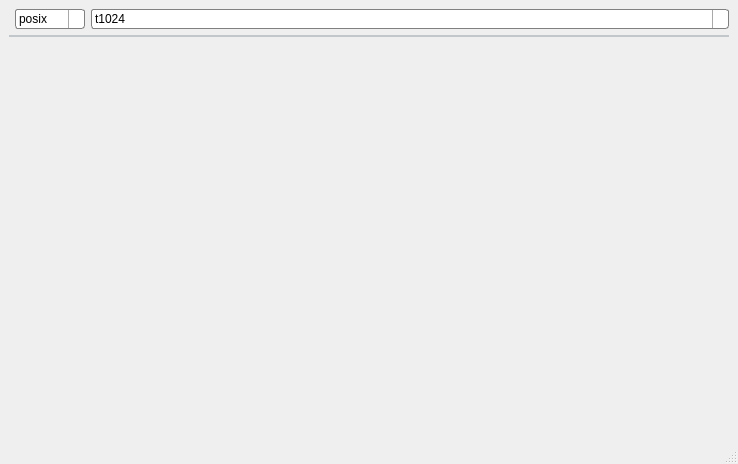
Old version of the form GzIS_Error/UIs/GzIs_error_main.ui in the repository yasinkya/pyqt5-knownerrorviewer.
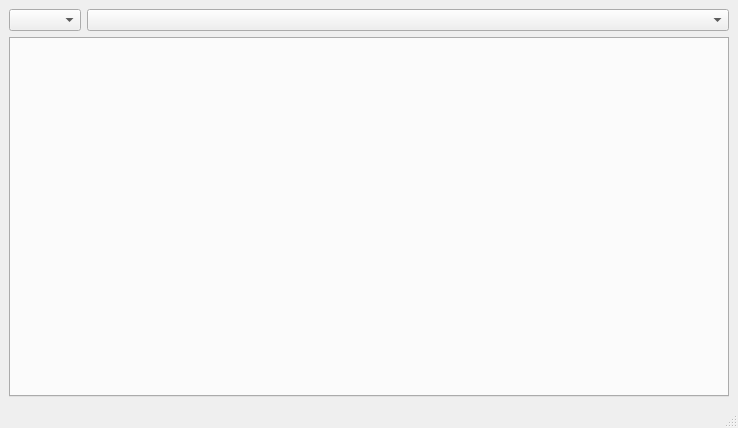
New version of the form. Icons and pictures are not drawn.

Commit message: gzis main window

What changed in the file:
```diff
--- a/GzIS_Error/UIs/GzIs_error_main.ui
+++ b/GzIS_Error/UIs/GzIs_error_main.ui
@@ -6,8 +6,8 @@
    <rect>
     <x>0</x>
     <y>0</y>
-    <width>738</width>
-    <height>464</height>
+    <width>592</width>
+    <height>388</height>
    </rect>
   </property>
   <property name="windowTitle">
@@ -15,271 +15,32 @@
   </property>
   <widget class="QWidget" name="centralwidget">
    <layout class="QGridLayout" name="gridLayout">
-    <item row="1" column="0" colspan="3">
-     <widget class="QTabWidget" name="twidget_main">
+    <item row="0" column="1">
+     <widget class="QComboBox" name="comboBox_2"/>
+    </item>
+    <item row="0" column="0">
+     <widget class="QComboBox" name="comboBox">
+      <property name="sizePolicy">
+       <sizepolicy hsizetype="Fixed" vsizetype="Fixed">
+        <horstretch>0</horstretch>
+        <verstretch>0</verstretch>
+       </sizepolicy>
+      </property>
+     </widget>
+    </item>
+    <item row="1" column="0" colspan="2">
+     <widget class="QTabWidget" name="tabWidget">
       <property name="minimumSize">
        <size>
         <width>720</width>
         <height>360</height>
        </size>
       </property>
-      <property name="styleSheet">
-       <string notr="true">QTabWidget::pane { /* The tab widget frame */
-    border-top: 2px solid #C2C7CB;
-}
-
-QTabWidget::tab-bar {
-    left: 5px; /* move to the right by 5px */
-}
-
-/* Style the tab using the tab sub-control. Note that
-    it reads QTabBar _not_ QTabWidget */
-QTabBar::tab {
-    background: qlineargradient(x1: 0, y1: 0, x2: 0, y2: 1,
-                                stop: 0 #E1E1E1, stop: 0.4 #DDDDDD,
-                                stop: 0.5 #D8D8D8, stop: 1.0 #D3D3D3);
-    border: 2px solid #C4C4C3;
-    border-bottom-color: #C2C7CB; /* same as the pane color */
-    border-top-left-radius: 4px;
-    border-top-right-radius: 4px;
-    margin-left: 1px;
-    min-width: 8ex;
-    padding: 2px;
-}
-
-QTabBar::tab:selected, QTabBar::tab:hover {
-    background: qlineargradient(x1: 0, y1: 0, x2: 0, y2: 1,
-                                stop: 0 #fafafa, stop: 0.4 #f4f4f4,
-                                stop: 0.5 #e7e7e7, stop: 1.0 #fafafa);
-}
-
-QTabBar::tab:selected {
-    border-color: #9B9B9B;
-    border-bottom-color: #C2C7CB; /* same as pane color */
-}
-
-QTabBar::tab:!selected {
-    margin-top: 2px; /* make non-selected tabs look smaller */
-}
-
-/* make use of negative margins for overlapping tabs */
-QTabBar::tab:selected {
-    /* expand/overlap to the left and right by 4px */
-    margin-left: -4px;
-    margin-right: -4px;
-}
-
-QTabBar::tab:first:selected {
-    margin-left: 0; /* the first selected tab has nothing to overlap with on the left */
-}
-
-QTabBar::tab:last:selected {
-    margin-right: 0; /* the last selected tab has nothing to overlap with on the right */
-}
-
-QTabBar::tab:only-one {
-    margin: 0; /* if there is only one tab, we don't want overlapping margins */
-}
-
-QTabBar::tab:selected {
-    border-color: #9B9B9B;
-    border-bottom-color: #C2C7CB; /* same as pane color */
-}
-QTabBar::close-button {
-    image: url(close.png)
-    subcontrol-position: left;
-}
-QTabBar::close-button:hover {
-    image: url(close-hover.png)
-}
-QTabBar::tear {
-    image: url(tear_indicator.png);
-}
-
-QTabBar::scroller { /* the width of the scroll buttons */
-    width: 20px;
-}
-
-QTabBar QToolButton { /* the scroll buttons are tool buttons */
-    border-image: url(scrollbutton.png) 2;
-    border-width: 2px;
-}
-
-QTabBar QToolButton::right-arrow { /* the arrow mark in the tool buttons */
-    image: url(rightarrow.png);
-}
-
-QTabBar QToolButton::left-arrow {
-    image: url(leftarrow.png);
-}</string>
-      </property>
       <property name="currentIndex">
        <number>-1</number>
       </property>
      </widget>
     </item>
-    <item row="0" column="1">
-     <widget class="QComboBox" name="cbx_ers">
-      <property name="sizePolicy">
-       <sizepolicy hsizetype="Fixed" vsizetype="Fixed">
-        <horstretch>0</horstretch>
-        <verstretch>0</verstretch>
-       </sizepolicy>
-      </property>
-      <property name="maximumSize">
-       <size>
-        <width>16777215</width>
-        <height>16777215</height>
-       </size>
-      </property>
-      <property name="styleSheet">
-       <string notr="true">QComboBox {
-    border: 1px solid gray;
-    border-radius: 3px;
-    padding: 1px 18px 1px 3px;
-    min-width: 6em;
-}
-
-QComboBox:editable {
-    background: white;
-}
-
-QComboBox:!editable, QComboBox::drop-down:editable {
-     background: qlineargradient(x1: 0, y1: 0, x2: 0, y2: 1,
-                                 stop: 0 #E1E1E1, stop: 0.4 #DDDDDD,
-                                 stop: 0.5 #D8D8D8, stop: 1.0 #D3D3D3);
-}
-
-/* QComboBox gets the &quot;on&quot; state when the popup is open */
-QComboBox:!editable:on, QComboBox::drop-down:editable:on {
-    background: qlineargradient(x1: 0, y1: 0, x2: 0, y2: 1,
-                                stop: 0 #D3D3D3, stop: 0.4 #D8D8D8,
-                                stop: 0.5 #DDDDDD, stop: 1.0 #E1E1E1);
-}
-
-QComboBox:on { /* shift the text when the popup opens */
-    padding-top: 3px;
-    padding-left: 4px;
-}
-
-QComboBox::drop-down {
-    subcontrol-origin: padding;
-    subcontrol-position: top right;
-    width: 15px;
-
-    border-left-width: 1px;
-    border-left-color: darkgray;
-    border-left-style: solid; /* just a single line */
-    border-top-right-radius: 3px; /* same radius as the QComboBox */
-    border-bottom-right-radius: 3px;
-}
-
-QComboBox::down-arrow {
-    image: url(/home/yaska/Desktop/qtdesigner-uis/pngs);
-}
-
-QComboBox::down-arrow:on { /* shift the arrow when popup is open */
-    top: 10px;
-    left: 10px;
-}
-QComboBox QAbstractItemView {
-    border: 2px solid darkgray;
-    selection-background-color: lightgray;
-}</string>
-      </property>
-      <item>
-       <property name="text">
-        <string>posix</string>
-       </property>
-      </item>
-      <item>
-       <property name="text">
-        <string>airnc</string>
-       </property>
-      </item>
-     </widget>
-    </item>
-    <item row="0" column="2">
-     <widget class="QComboBox" name="cbx_paths">
-      <property name="sizePolicy">
-       <sizepolicy hsizetype="Expanding" vsizetype="Fixed">
-        <horstretch>0</horstretch>
-        <verstretch>0</verstretch>
-       </sizepolicy>
-      </property>
-      <property name="minimumSize">
-       <size>
-        <width>360</width>
-        <height>0</height>
-       </size>
-      </property>
-      <property name="styleSheet">
-       <string notr="true">QComboBox {
-    border: 1px solid gray;
-    border-radius: 3px;
-    padding: 1px 18px 1px 3px;
-    min-width: 6em;
-}
-
-QComboBox:editable {
-    background: white;
-}
-
-QComboBox:!editable, QComboBox::drop-down:editable {
-     background: qlineargradient(x1: 0, y1: 0, x2: 0, y2: 1,
-                                 stop: 0 #E1E1E1, stop: 0.4 #DDDDDD,
-                                 stop: 0.5 #D8D8D8, stop: 1.0 #D3D3D3);
-}
-
-/* QComboBox gets the &quot;on&quot; state when the popup is open */
-QComboBox:!editable:on, QComboBox::drop-down:editable:on {
-    background: qlineargradient(x1: 0, y1: 0, x2: 0, y2: 1,
-                                stop: 0 #D3D3D3, stop: 0.4 #D8D8D8,
-                                stop: 0.5 #DDDDDD, stop: 1.0 #E1E1E1);
-}
-
-QComboBox:on { /* shift the text when the popup opens */
-    padding-top: 3px;
-    padding-left: 4px;
-}
-
-QComboBox::drop-down {
-    subcontrol-origin: padding;
-    subcontrol-position: top right;
-    width: 15px;
-
-    border-left-width: 1px;
-    border-left-color: darkgray;
-    border-left-style: solid; /* just a single line */
-    border-top-right-radius: 3px; /* same radius as the QComboBox */
-    border-bottom-right-radius: 3px;
-}
-
-QComboBox::down-arrow {
-    image: url(/home/yaska/Desktop/qtdesigner-uis/pngs);
-}
-
-QComboBox::down-arrow:on { /* shift the arrow when popup is open */
-    top: 10px;
-    left: 10px;
-}
-QComboBox QAbstractItemView {
-    border: 2px solid darkgray;
-    selection-background-color: lightgray;
-}</string>
-      </property>
-      <item>
-       <property name="text">
-        <string>t1024</string>
-       </property>
-      </item>
-      <item>
-       <property name="text">
-        <string>t2313</string>
-       </property>
-      </item>
-     </widget>
-    </item>
    </layout>
   </widget>
   <widget class="QMenuBar" name="menubar">
```
Left out of the diff: 2 changed lines with no effect on the pictures. The commit also changes 5 other files.
